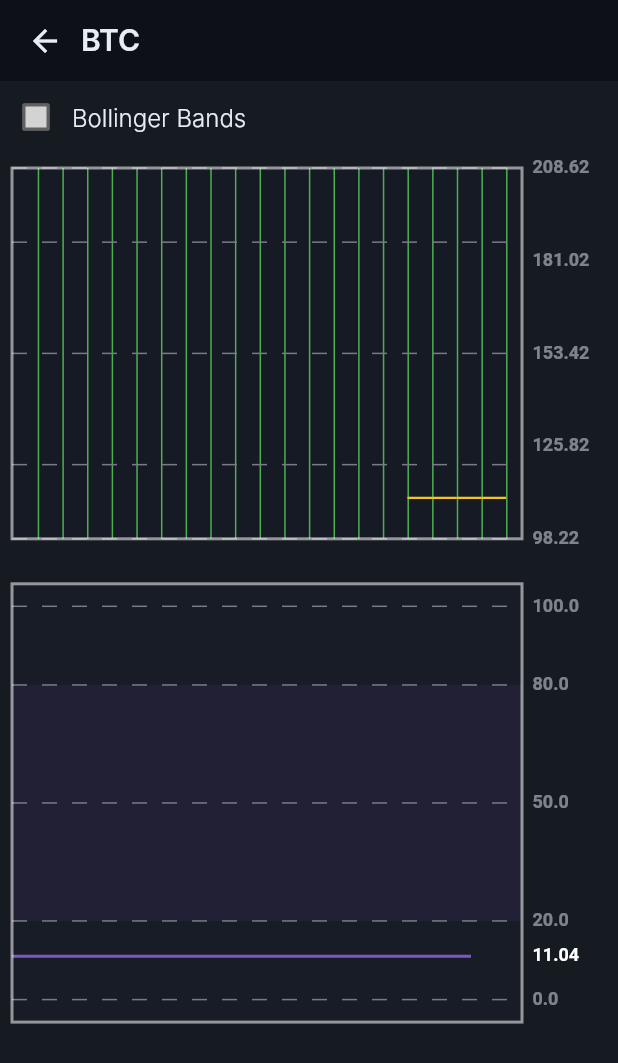
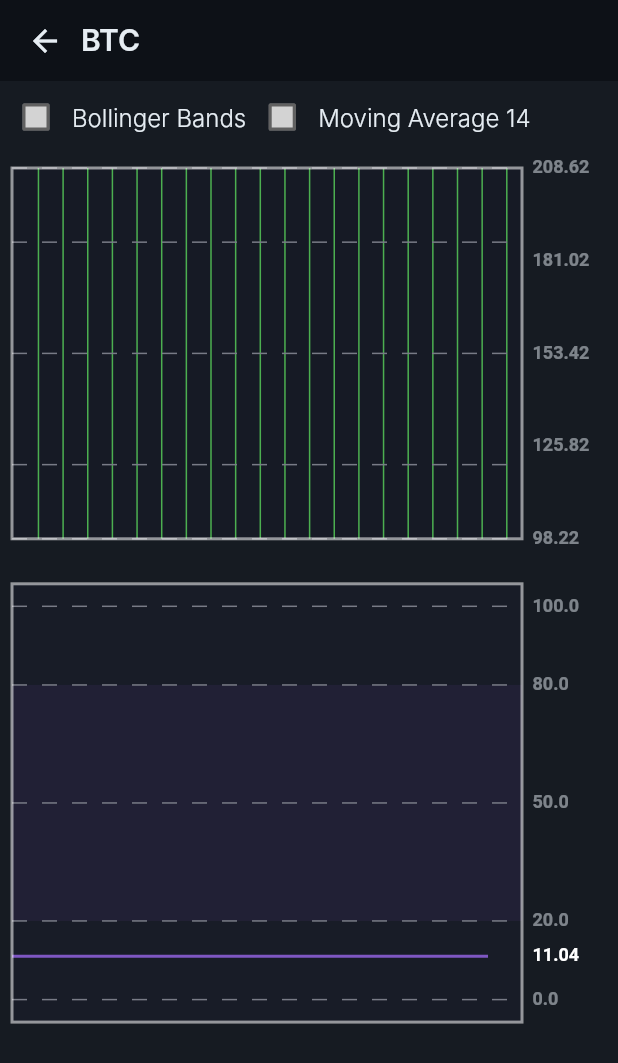
Before and after one commit to FelipeLemosBellini/crypto-visor, a Flutter app: the screen it shows after launch, after a tap on "teste", on a phone screen of 412 x 824 dp. Shown: the top 1063 px of the screen. Run offline on Flutter 3.47's test engine with Material 3 defaults, Android fonts, the phone set to English and light mode, and no system bars; our stand-ins replace dartz, dio, flutter_bloc, flutter_svg, get_it, go_router; Roboto replaces fonts that are missing (Inter).

Commit message:
add checkbox MMA14

```diff
--- a/lib/screens/structure/home/data_asset/data_asset_bloc.dart
+++ b/lib/screens/structure/home/data_asset/data_asset_bloc.dart
@@ -28,6 +28,9 @@ class DataAssetBloc extends Cubit<DataAssetState> {
   void setValueBollinger(bool? value){
     emit(state.copyWith(showBollinger: value!));
   }
+  void setValueMovingAverage14(bool? value){
+    emit(state.copyWith(showMovingAverage14: value!));
+  }
 
   void _createCandles() {
     List<CandleDataEntity> candleData = [];
@@ -53,7 +56,7 @@ class DataAssetBloc extends Cubit<DataAssetState> {
   void _createBollinger() {
     List<BollingerBandsModel> bollingerData = [];
 
-    for (int i = 0; i < 10; i++) {
+    for (int i = 0; i < 15; i++) {
       DateTime timestamp = DateTime(2024, 1, 1 + i);
       double open = Random().nextDouble() * (1000 - 0) + 0;
       double high = open + Random().nextDouble() * (1000 - open);
@@ -73,7 +76,7 @@ class DataAssetBloc extends Cubit<DataAssetState> {
   void _createRSI() {
     List<RelativeStrengthIndexModel> rsiData = [];
 
-    for (int i = 0; i < 10; i++) {
+    for (int i = 0; i < 15; i++) {
       DateTime timestamp = DateTime(2024, 1, 1 + i);
       double open = Random().nextDouble() * (100 - 0) + 0;
 
@@ -85,7 +88,7 @@ class DataAssetBloc extends Cubit<DataAssetState> {
   void _createMovingAverage(){
     List<MovingAverageOfModel> listAverage = [];
 
-    for (int i = 0; i < 5; i++) {
+    for (int i = 0; i < 15; i++) {
       DateTime timestamp = DateTime(2024, 1, 1 + i);
       double open = Random().nextDouble() * (1000 - 0) + 0;
 
--- a/lib/screens/structure/home/data_asset/data_asset_page.dart
+++ b/lib/screens/structure/home/data_asset/data_asset_page.dart
@@ -37,7 +37,10 @@ class _DataAssetPageState extends State<DataAssetPage> with TickerProviderStateM
             backgroundColor: CryptoVisorColors.scaffoldColor,
             appBar: CryptoVisorAppBar(textTitle: widget.ticker, onTap: () => context.pop()),
             body: ListView(children: [
-              CryptoVisorCheckboxWidget(value: state.showBollinger, setValue: _bloc.setValueBollinger),
+              Row(children: [
+                CryptoVisorCheckboxWidget(value: state.showBollinger, setValue: _bloc.setValueBollinger,title: "Bollinger Bands"),
+                CryptoVisorCheckboxWidget(value: state.showMovingAverage14, setValue: _bloc.setValueMovingAverage14,title: "Moving Average 14")
+              ]),
               Padding(
                   padding: const EdgeInsets.only(top: 10, left: 8, right: 4),
                   child: Visibility(
@@ -53,6 +56,7 @@ class _DataAssetPageState extends State<DataAssetPage> with TickerProviderStateM
                                     painter: CandleSticksChartPainter(
                                         movingAverageModel: state.movingAverage14,
                                         showBollinger: state.showBollinger,
+                                        showMovingAverage14: state.showMovingAverage14,
                                         candles: state.candles,
                                         bollingerBandsModel: state.bollinger)));
                           }))),
--- a/lib/screens/structure/home/data_asset/data_asset_state.dart
+++ b/lib/screens/structure/home/data_asset/data_asset_state.dart
@@ -5,6 +5,7 @@ import 'package:cryptovisor/core/entity/crypto_data/relative_strength_index_mode
 
 class DataAssetState {
   bool showBollinger = false;
+  bool showMovingAverage14 = false;
   List<RelativeStrengthIndexModel> rsi = [];
   List<BollingerBandsModel> bollinger = [];
   List<MovingAverageOfModel> movingAverage14 = [];
@@ -17,9 +18,11 @@ class DataAssetState {
     List<CandleDataEntity>? candles,
     List<MovingAverageOfModel>? movingAverage14,
     bool? showBollinger,
+    bool? showMovingAverage14,
   }) {
     return DataAssetState()
       ..showBollinger = showBollinger ?? this.showBollinger
+      ..showMovingAverage14 = showMovingAverage14 ?? this.showMovingAverage14
       ..rsi = rsi ?? this.rsi
       ..movingAverage14 = movingAverage14 ?? this.movingAverage14
       ..bollinger = bollinger ?? this.bollinger
--- a/lib/screens/widgets/charts/candlestick/candlestick_chart_painter.dart
+++ b/lib/screens/widgets/charts/candlestick/candlestick_chart_painter.dart
@@ -13,6 +13,7 @@ class CandleSticksChartPainter extends CustomPainter {
   final List<BollingerBandsModel> bollingerBandsModel;
   final List<MovingAverageOfModel> movingAverageModel;
   final bool showBollinger;
+  final bool showMovingAverage14;
 
   late CandleHelper candleHelper;
   List<double> linesDashed = [0.0, 20.0, 50.0, 80.0, 100.0];
@@ -20,6 +21,7 @@ class CandleSticksChartPainter extends CustomPainter {
   CandleSticksChartPainter(
       {required this.movingAverageModel,
       required this.showBollinger,
+      required this.showMovingAverage14,
       required this.candles,
       required this.bollingerBandsModel}) {
     candleHelper = CandleHelper(listCandle: candles);
@@ -35,7 +37,7 @@ class CandleSticksChartPainter extends CustomPainter {
     _createCandlesLines(canvas, sizeCandles);
     if (showBollinger) _createBollingerLine(canvas, sizeCandles);
     _createBandDashedLine(canvas, sizeChart);
-    _createMovingAverage14(canvas, sizeChart);
+    if (showMovingAverage14) _createMovingAverage14(canvas, sizeChart);
     _createLineAround(canvas, sizeChart);
     BaseChart.createWordsDynamicChart(
         canvas: canvas,
--- a/lib/screens/widgets/crypto_visor_checkbox_widget.dart
+++ b/lib/screens/widgets/crypto_visor_checkbox_widget.dart
@@ -4,15 +4,16 @@ import 'package:flutter/material.dart';
 class CryptoVisorCheckboxWidget extends StatelessWidget {
   final bool value;
   final Function(bool?)? setValue;
+  final String title;
 
-  const CryptoVisorCheckboxWidget({super.key, required this.value, required this.setValue});
+  const CryptoVisorCheckboxWidget({super.key, required this.value, required this.setValue, required this.title});
 
   @override
   Widget build(BuildContext context) {
     return Padding(
         padding: EdgeInsets.zero,
         child: Row(children: [
-          Checkbox.adaptive(
+          Checkbox(
               value: value,
               onChanged: setValue,
               checkColor: CryptoVisorColors.red,
@@ -30,7 +31,7 @@ class CryptoVisorCheckboxWidget extends StatelessWidget {
                   return Color(0xFFD3D3D3);
                 }
               })),
-          Text("Bollinger Bands").bodyBaseLight()
+          Text(title).bodyBaseLight()
         ]));
   }
 }
```
